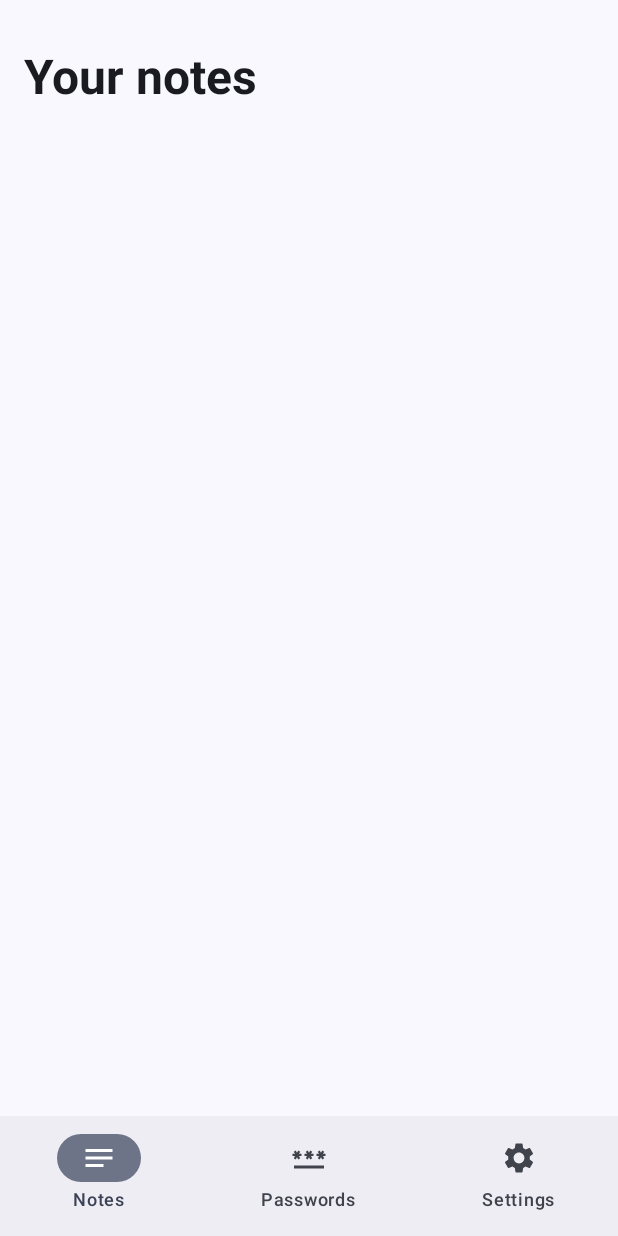
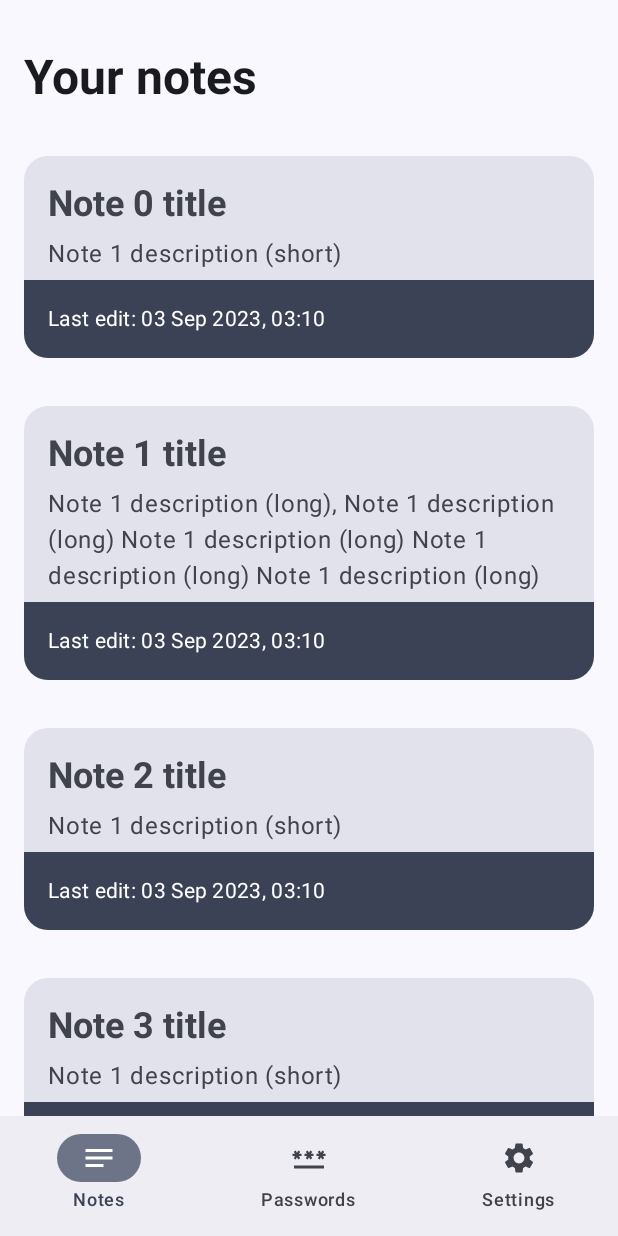
Before and after one commit to thejohnsondev/iSafe, an Android app built with Jetpack Compose: the composable HomeScreen shown on its own in the app's theme, on a phone screen of 412 x 824 dp. Run offline under Robolectric (Android 15) with nearby library versions, the phone set to English and light mode, and no system bars; our stand-ins replace Dagger/Hilt's generated code, Firebase (no records; nobody signed in at launch, a user with empty details on screens opened directly), accompanist.

Commit message:
Add notes items, add test notes

```diff
--- /dev/null
+++ b/app/src/main/java/com/thejohnsondev/isafe/presentation/components/NoteItem.kt
@@ -0,0 +1,101 @@
+package com.thejohnsondev.isafe.presentation.components
+
+import android.content.res.Configuration.UI_MODE_NIGHT_YES
+import androidx.compose.foundation.clickable
+import androidx.compose.foundation.layout.Arrangement
+import androidx.compose.foundation.layout.Column
+import androidx.compose.foundation.layout.fillMaxWidth
+import androidx.compose.foundation.layout.padding
+import androidx.compose.foundation.layout.wrapContentHeight
+import androidx.compose.material3.MaterialTheme
+import androidx.compose.material3.Surface
+import androidx.compose.material3.Text
+import androidx.compose.runtime.Composable
+import androidx.compose.ui.Alignment
+import androidx.compose.ui.Modifier
+import androidx.compose.ui.res.stringResource
+import androidx.compose.ui.text.font.FontWeight
+import androidx.compose.ui.text.style.TextOverflow
+import androidx.compose.ui.tooling.preview.Preview
+import com.thejohnsondev.isafe.R
+import com.thejohnsondev.isafe.domain.models.NoteModel
+import com.thejohnsondev.isafe.presentation.ui.theme.EqualRounded
+import com.thejohnsondev.isafe.utils.NOTE_TIME_FORMAT
+import com.thejohnsondev.isafe.utils.Size16
+import com.thejohnsondev.isafe.utils.Size8
+import com.thejohnsondev.isafe.utils.getTimeFormatted
+
+@Composable
+fun NoteItem(
+    modifier: Modifier = Modifier, note: NoteModel, onNoteClicked: (NoteModel) -> Unit = {}
+) {
+    Surface(
+        modifier = modifier
+            .fillMaxWidth()
+            .wrapContentHeight()
+            .padding(Size16),
+        shape = EqualRounded.medium,
+        color = MaterialTheme.colorScheme.surfaceVariant
+    ) {
+        Column(
+            modifier = Modifier.clickable {
+                onNoteClicked(note)
+            }, horizontalAlignment = Alignment.Start, verticalArrangement = Arrangement.Top
+        ) {
+            Text(
+                modifier = Modifier.padding(
+                    top = Size16,
+                    start = Size16,
+                    bottom = Size8,
+                    end = Size16
+                ),
+                text = note.title,
+                style = MaterialTheme.typography.headlineSmall,
+                fontWeight = FontWeight.Bold,
+                color = MaterialTheme.colorScheme.onSurfaceVariant,
+                overflow = TextOverflow.Ellipsis,
+                maxLines = 2
+            )
+            Text(
+                modifier = Modifier.padding(start = Size16, end = Size16),
+                text = note.description,
+                style = MaterialTheme.typography.bodyLarge,
+                maxLines = 5,
+                overflow = TextOverflow.Ellipsis,
+                color = MaterialTheme.colorScheme.onSurfaceVariant
+            )
+            Surface(
+                modifier = Modifier
+                    .padding(top = Size8)
+                    .fillMaxWidth()
+                    .wrapContentHeight(),
+                color = MaterialTheme.colorScheme.secondary
+            ) {
+                Text(
+                    modifier = Modifier.padding(Size16),
+                    text = stringResource(
+                        id = R.string.last_edit,
+                        note.timeStamp.getTimeFormatted(NOTE_TIME_FORMAT)
+                    ),
+                    style = MaterialTheme.typography.bodyMedium,
+                    color = MaterialTheme.colorScheme.onSecondary
+                )
+            }
+        }
+    }
+
+}
+
+@Preview(showBackground = true, uiMode = UI_MODE_NIGHT_YES)
+@Composable
+fun NoteItemPreview() {
+    NoteItem(
+        note = NoteModel(
+            1,
+            "Note 1 title",
+            "Note 1 description (long), Note 1 description (long) Note 1 description (long) Note 1 description (long) Note 1 description (long), Note 1 description (long), Note 1 description (long) Note 1 description (long) Note 1 description (long) Note 1 description (long)",
+            1693753835244L,
+            "Note"
+        )
+    )
+}
--- a/app/src/main/java/com/thejohnsondev/isafe/presentation/screens/feat/notes/NotesScreen.kt
+++ b/app/src/main/java/com/thejohnsondev/isafe/presentation/screens/feat/notes/NotesScreen.kt
@@ -4,8 +4,13 @@ import android.annotation.SuppressLint
 import android.content.res.Configuration
 import androidx.compose.foundation.layout.Arrangement
 import androidx.compose.foundation.layout.Column
+import androidx.compose.foundation.layout.Spacer
 import androidx.compose.foundation.layout.fillMaxSize
+import androidx.compose.foundation.layout.fillMaxWidth
+import androidx.compose.foundation.layout.height
 import androidx.compose.foundation.layout.padding
+import androidx.compose.foundation.lazy.LazyColumn
+import androidx.compose.foundation.lazy.items
 import androidx.compose.material3.ExperimentalMaterial3Api
 import androidx.compose.material3.MaterialTheme
 import androidx.compose.material3.Scaffold
@@ -30,6 +35,7 @@ import com.thejohnsondev.isafe.domain.models.LoadingState
 import com.thejohnsondev.isafe.domain.models.NoteModel
 import com.thejohnsondev.isafe.domain.models.OneTimeEvent
 import com.thejohnsondev.isafe.presentation.components.FullScreenLoading
+import com.thejohnsondev.isafe.presentation.components.NoteItem
 import com.thejohnsondev.isafe.presentation.navigation.Screens
 import com.thejohnsondev.isafe.utils.Size16
 import com.thejohnsondev.isafe.utils.Size32
@@ -111,6 +117,21 @@ fun NotesContent(
                 fontWeight = FontWeight.Bold,
                 color = MaterialTheme.colorScheme.onBackground
             )
+            Spacer(modifier = Modifier.height(Size16))
+            NotesList(notesList = screenState.notesList)
+        }
+    }
+}
+
+@Composable
+fun NotesList(
+    notesList: List<NoteModel>
+) {
+    LazyColumn(modifier = Modifier.fillMaxWidth()) {
+        items(notesList) { note ->
+            NoteItem(note = note) { clickedNote ->
+                // handle click
+            }
         }
     }
 }
--- a/app/src/main/java/com/thejohnsondev/isafe/presentation/screens/feat/notes/NotesViewModel.kt
+++ b/app/src/main/java/com/thejohnsondev/isafe/presentation/screens/feat/notes/NotesViewModel.kt
@@ -4,7 +4,9 @@ import com.thejohnsondev.isafe.domain.models.LoadingState
 import com.thejohnsondev.isafe.domain.models.NoteModel
 import com.thejohnsondev.isafe.domain.use_cases.combined.NotesUseCases
 import com.thejohnsondev.isafe.utils.base.BaseViewModel
+import com.thejohnsondev.isafe.utils.testNotesList
 import dagger.hilt.android.lifecycle.HiltViewModel
+import kotlinx.coroutines.delay
 import kotlinx.coroutines.flow.MutableStateFlow
 import kotlinx.coroutines.flow.combine
 import javax.inject.Inject
@@ -28,7 +30,12 @@ class NotesViewModel @Inject constructor(
     }
 
     private fun fetchNotes() = launch {
-
+        _loadingState.emit(LoadingState.Loading)
+        delay(500)
+        _notesList.emit(
+            testNotesList
+        )
+        _loadingState.emit(LoadingState.Loaded)
     }
 
     private fun mergeSources(
--- a/app/src/main/java/com/thejohnsondev/isafe/utils/DataUtils.kt
+++ b/app/src/main/java/com/thejohnsondev/isafe/utils/DataUtils.kt
@@ -10,7 +10,11 @@ import com.thejohnsondev.isafe.R
 import com.thejohnsondev.isafe.domain.models.EmailValidationState
 import com.thejohnsondev.isafe.domain.models.PasswordValidationState
 import java.io.File
+import java.text.SimpleDateFormat
+import java.util.Locale
 import java.util.regex.Pattern
+
+const val NOTE_TIME_FORMAT = "dd MMM yyyy, hh:mm"
 
 fun String.isPasswordValid(): PasswordValidationState {
     val length = this.length
@@ -104,3 +108,7 @@ private fun returnCursorData(uri: Uri?, context: Context): String? {
     }
     return null
 }
+
+fun Long.getTimeFormatted(format: String): String {
+    return SimpleDateFormat(format, Locale.US).format(this)
+}
--- /dev/null
+++ b/app/src/main/java/com/thejohnsondev/isafe/utils/TestData.kt
@@ -0,0 +1,55 @@
+package com.thejohnsondev.isafe.utils
+
+import com.thejohnsondev.isafe.domain.models.NoteModel
+
+val testNotesList = listOf(
+    NoteModel(
+        0,
+        "Note 0 title",
+        "Note 1 description (short)",
+        1693753835244L,
+        "Note"
+    ),
+    NoteModel(
+        1,
+        "Note 1 title",
+        "Note 1 description (long), Note 1 description (long) Note 1 description (long) Note 1 description (long) Note 1 description (long)",
+        1693753835244L,
+        "Note"
+    ),
+    NoteModel(
+        2,
+        "Note 2 title",
+        "Note 1 description (short)",
+        1693753835244L,
+        "Note"
+    ),
+    NoteModel(
+        3,
+        "Note 3 title",
+        "Note 1 description (short)",
+        1693753835244L,
+        "Note"
+    ),
+    NoteModel(
+        4,
+        "Note 4 title",
+        "Note 1 description (short)",
+        1693753835244L,
+        "Note"
+    ),
+    NoteModel(
+        5,
+        "Note 5 title",
+        "Note 1 description (short)",
+        1693753835244L,
+        "Note"
+    ),
+    NoteModel(
+        6,
+        "Note 6 title",
+        "Note 1 description (short)",
+        1693753835244L,
+        "Note"
+    )
+)
--- a/app/src/main/res/values/strings.xml
+++ b/app/src/main/res/values/strings.xml
@@ -28,5 +28,6 @@
     <string name="notes">Notes</string>
     <string name="passwords">Passwords</string>
     <string name="settings">Settings</string>
+    <string name="last_edit">Last edit: %s</string>
 
 </resources>
```
